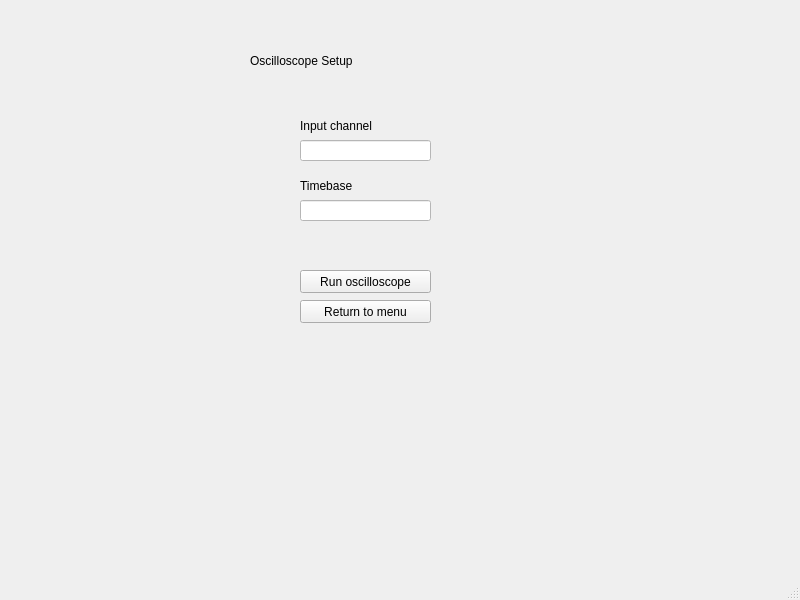
First picture: the form in osc_screen.ui, repository Marius-Graml/Michelson_Interferometer, before the edit.
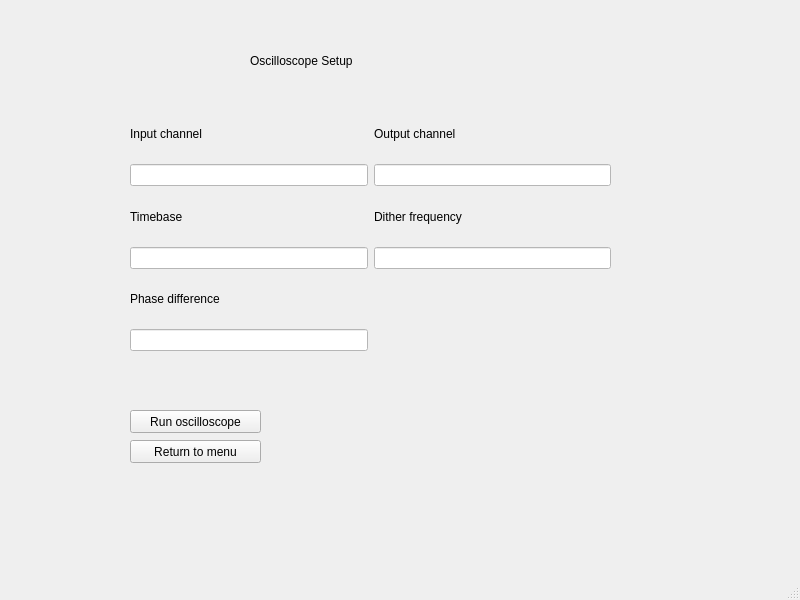
Second picture: the form after the edit.

Commit message: Changing class structure

```diff
--- a/osc_screen.ui
+++ b/osc_screen.ui
@@ -46,69 +46,11 @@
       <string>Oscilloscope Setup</string>
      </property>
     </widget>
-    <widget class="QLineEdit" name="in_ch_line">
+    <widget class="QPushButton" name="run_button">
      <property name="geometry">
       <rect>
-       <x>300</x>
-       <y>140</y>
-       <width>131</width>
-       <height>21</height>
-      </rect>
-     </property>
-     <property name="styleSheet">
-      <string notr="true">background-color: rgb(255, 255, 255);</string>
-     </property>
-    </widget>
-    <widget class="QLabel" name="label_2">
-     <property name="geometry">
-      <rect>
-       <x>300</x>
-       <y>115</y>
-       <width>261</width>
-       <height>21</height>
-      </rect>
-     </property>
-     <property name="styleSheet">
-      <string notr="true">font: 12pt &quot;MS Shell Dlg 2&quot;;</string>
-     </property>
-     <property name="text">
-      <string>Input channel</string>
-     </property>
-    </widget>
-    <widget class="QLabel" name="label_3">
-     <property name="geometry">
-      <rect>
-       <x>300</x>
-       <y>170</y>
-       <width>281</width>
-       <height>31</height>
-      </rect>
-     </property>
-     <property name="styleSheet">
-      <string notr="true">font: 12pt &quot;MS Shell Dlg 2&quot;;</string>
-     </property>
-     <property name="text">
-      <string>Timebase</string>
-     </property>
-    </widget>
-    <widget class="QLineEdit" name="timebase_line">
-     <property name="geometry">
-      <rect>
-       <x>300</x>
-       <y>200</y>
-       <width>131</width>
-       <height>21</height>
-      </rect>
-     </property>
-     <property name="styleSheet">
-      <string notr="true">background-color: rgb(255, 255, 255);</string>
-     </property>
-    </widget>
-    <widget class="QPushButton" name="insert_button">
-     <property name="geometry">
-      <rect>
-       <x>300</x>
-       <y>270</y>
+       <x>130</x>
+       <y>410</y>
        <width>131</width>
        <height>23</height>
       </rect>
@@ -123,8 +65,8 @@
     <widget class="QPushButton" name="return_button">
      <property name="geometry">
       <rect>
-       <x>300</x>
-       <y>300</y>
+       <x>130</x>
+       <y>440</y>
        <width>131</width>
        <height>23</height>
       </rect>
@@ -136,24 +78,8 @@
     <widget class="QLabel" name="osc_running_label">
      <property name="geometry">
       <rect>
-       <x>440</x>
-       <y>270</y>
-       <width>271</width>
-       <height>21</height>
-      </rect>
-     </property>
-     <property name="styleSheet">
-      <string notr="true">color: rgb(0, 170, 0);</string>
-     </property>
-     <property name="text">
-      <string/>
-     </property>
-    </widget>
-    <widget class="QLabel" name="timebase_label">
-     <property name="geometry">
-      <rect>
-       <x>300</x>
-       <y>230</y>
+       <x>130</x>
+       <y>370</y>
        <width>331</width>
        <height>21</height>
       </rect>
@@ -165,6 +91,118 @@
       <string/>
      </property>
     </widget>
+    <widget class="QWidget" name="">
+     <property name="geometry">
+      <rect>
+       <x>130</x>
+       <y>110</y>
+       <width>481</width>
+       <height>241</height>
+      </rect>
+     </property>
+     <layout class="QGridLayout" name="gridLayout">
+      <item row="0" column="0">
+       <widget class="QLabel" name="label_2">
+        <property name="styleSheet">
+         <string notr="true">font: 12pt &quot;MS Shell Dlg 2&quot;;</string>
+        </property>
+        <property name="text">
+         <string>Input channel</string>
+        </property>
+       </widget>
+      </item>
+      <item row="0" column="1">
+       <widget class="QLabel" name="label_4">
+        <property name="styleSheet">
+         <string notr="true">font: 12pt &quot;MS Shell Dlg 2&quot;;</string>
+        </property>
+        <property name="text">
+         <string>Output channel</string>
+        </property>
+       </widget>
+      </item>
+      <item row="1" column="0">
+       <widget class="QLineEdit" name="in_ch_line">
+        <property name="styleSheet">
+         <string notr="true">background-color: rgb(255, 255, 255);</string>
+        </property>
+        <property name="text">
+         <string/>
+        </property>
+       </widget>
+      </item>
+      <item row="1" column="1">
+       <widget class="QLineEdit" name="out_ch_line">
+        <property name="styleSheet">
+         <string notr="true">background-color: rgb(255, 255, 255);</string>
+        </property>
+        <property name="text">
+         <string/>
+        </property>
+       </widget>
+      </item>
+      <item row="2" column="0">
+       <widget class="QLabel" name="label_3">
+        <property name="styleSheet">
+         <string notr="true">font: 12pt &quot;MS Shell Dlg 2&quot;;</string>
+        </property>
+        <property name="text">
+         <string>Timebase</string>
+        </property>
+       </widget>
+      </item>
+      <item row="2" column="1">
+       <widget class="QLabel" name="label_5">
+        <property name="styleSheet">
+         <string notr="true">font: 12pt &quot;MS Shell Dlg 2&quot;;</string>
+        </property>
+        <property name="text">
+         <string>Dither frequency</string>
+        </property>
+       </widget>
+      </item>
+      <item row="3" column="0">
+       <widget class="QLineEdit" name="timebase_line">
+        <property name="styleSheet">
+         <string notr="true">background-color: rgb(255, 255, 255);</string>
+        </property>
+        <property name="text">
+         <string/>
+        </property>
+       </widget>
+      </item>
+      <item row="3" column="1">
+       <widget class="QLineEdit" name="dith_freq_line">
+        <property name="styleSheet">
+         <string notr="true">background-color: rgb(255, 255, 255);</string>
+        </property>
+        <property name="text">
+         <string/>
+        </property>
+       </widget>
+      </item>
+      <item row="4" column="0" colspan="2">
+       <widget class="QLabel" name="label_6">
+        <property name="styleSheet">
+         <string notr="true">font: 12pt &quot;MS Shell Dlg 2&quot;;</string>
+        </property>
+        <property name="text">
+         <string>Phase difference</string>
+        </property>
+       </widget>
+      </item>
+      <item row="5" column="0">
+       <widget class="QLineEdit" name="phase_diff_line">
+        <property name="styleSheet">
+         <string notr="true">background-color: rgb(255, 255, 255);</string>
+        </property>
+        <property name="text">
+         <string/>
+        </property>
+       </widget>
+      </item>
+     </layout>
+    </widget>
    </widget>
   </widget>
   <widget class="QStatusBar" name="statusbar"/>
```
Left out of the diff: 2 changed lines with no effect on the pictures. The commit also changes 7 other files.
